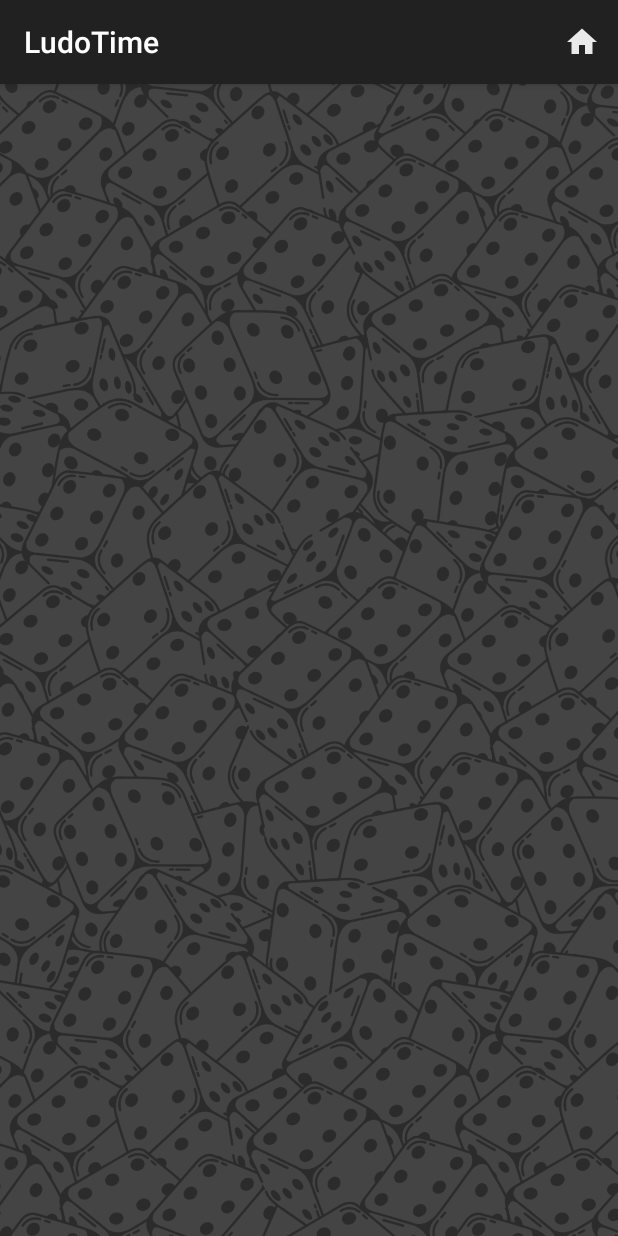
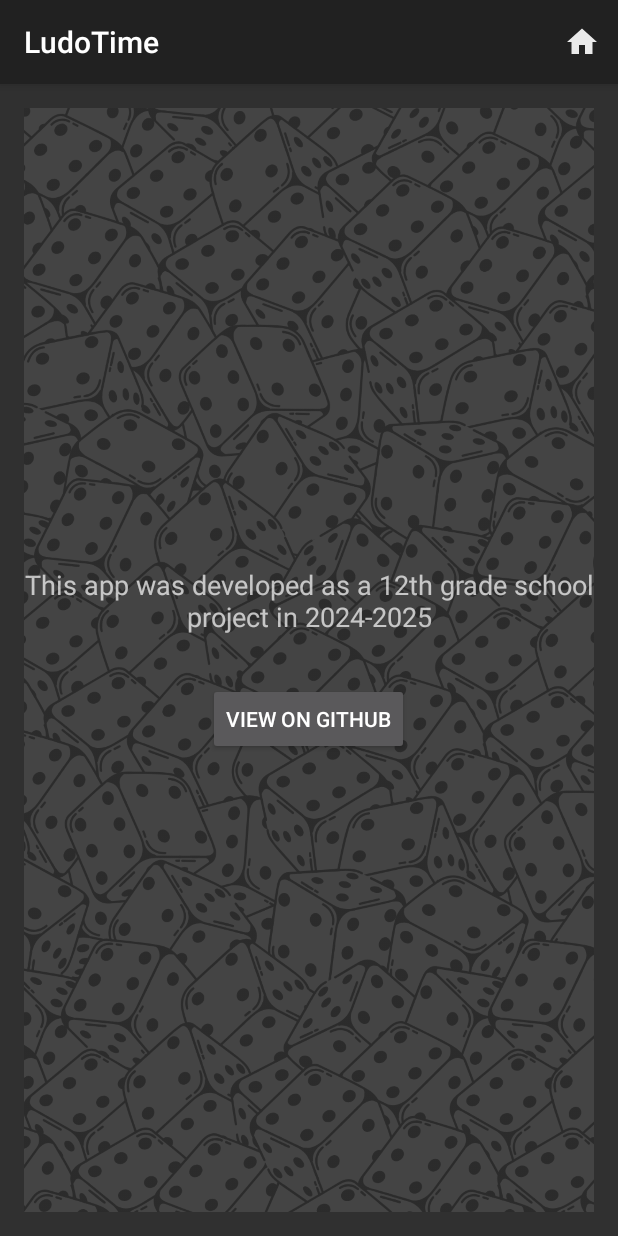
Before and after one commit to yardenfadel/SchoolProject-LudoTime, an Android app: the ActivityAbout screen opened directly, with no data from a screen before it, on a phone screen of 412 x 824 dp. Run offline under Robolectric (Android 15) with nearby library versions, the light colour scheme and no system bars.

Commit message:
added a board to the game screen, added input validation, and filled in the about screen.

```diff
--- a/app/src/main/java/com/example/ludotime/ActivityAbout.java
+++ b/app/src/main/java/com/example/ludotime/ActivityAbout.java
@@ -1,9 +1,13 @@
 package com.example.ludotime;
 
 import android.content.Intent;
+import android.net.Uri;
 import android.os.Bundle;
 import android.view.Menu;
 import android.view.MenuItem;
+import android.view.View;
+import android.widget.Button;
+import android.widget.TextView;
 
 import androidx.activity.EdgeToEdge;
 import androidx.annotation.NonNull;
@@ -19,6 +23,17 @@ public class ActivityAbout extends AppCompatActivity {
         super.onCreate(savedInstanceState);
         setContentView(R.layout.activity_about);
 
+
+        Button btnGitHubLink = findViewById(R.id.btnGitHubLink);
+        btnGitHubLink.setOnClickListener(new View.OnClickListener() {
+            @Override
+            public void onClick(View v) {
+                // Replace with your actual GitHub repository URL
+                String githubUrl = "https://github.com/yardenfadel/SchoolProject-LudoTime";
+                Intent browserIntent = new Intent(Intent.ACTION_VIEW, Uri.parse(githubUrl));
+                startActivity(browserIntent);
+            }
+        });
     }
 
     @Override
--- a/app/src/main/res/layout/activity_about.xml
+++ b/app/src/main/res/layout/activity_about.xml
@@ -1,9 +1,11 @@
 <?xml version="1.0" encoding="utf-8"?>
-<androidx.constraintlayout.widget.ConstraintLayout xmlns:android="http://schemas.android.com/apk/res/android"
+<androidx.constraintlayout.widget.ConstraintLayout
+    xmlns:android="http://schemas.android.com/apk/res/android"
     xmlns:app="http://schemas.android.com/apk/res-auto"
     xmlns:tools="http://schemas.android.com/tools"
     android:layout_width="match_parent"
-    android:layout_height="match_parent">
+    android:layout_height="match_parent"
+    android:padding="16dp">
 
     <ImageView
         android:layout_width="match_parent"
@@ -15,4 +17,32 @@
         app:layout_constraintBottom_toBottomOf="parent"
         app:layout_constraintStart_toStartOf="parent"
         app:layout_constraintEnd_toEndOf="parent"/>
+
+    <LinearLayout
+        android:layout_width="match_parent"
+        android:layout_height="wrap_content"
+        android:orientation="vertical"
+        android:gravity="center"
+        app:layout_constraintTop_toTopOf="parent"
+        app:layout_constraintBottom_toBottomOf="parent"
+        app:layout_constraintStart_toStartOf="parent"
+        app:layout_constraintEnd_toEndOf="parent">
+
+        <TextView
+            android:id="@+id/tvProjectDescription"
+            android:layout_width="match_parent"
+            android:layout_height="wrap_content"
+            android:text="This app was developed as a 12th grade school project in 2024-2025"
+            android:textSize="18sp"
+            android:textAlignment="center"
+            android:layout_marginBottom="16dp"/>
+
+        <Button
+            android:id="@+id/btnGitHubLink"
+            android:layout_width="wrap_content"
+            android:layout_height="wrap_content"
+            android:text="View on GitHub"
+            android:layout_marginTop="16dp"/>
+
+    </LinearLayout>
 </androidx.constraintlayout.widget.ConstraintLayout>
--- a/gradle.properties
+++ b/gradle.properties
@@ -19,3 +19,4 @@ android.useAndroidX=true
 # resources declared in the library itself and none from the library's dependencies,
 # thereby reducing the size of the R class for that library
 android.nonTransitiveRClass=true
+org.gradle.configuration-cache=true
```
Also changed, not shown: app/src/main/java/com/example/ludotime/MainActivity.java (+57 -4 lines), app/src/main/res/layout/activity_game_bot.xml (+9 -0 lines), app/src/main/res/drawable/board_v1.png (added).
